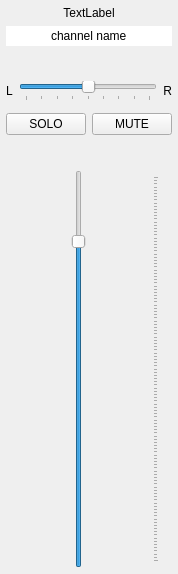
Before: the Qt Designer form src/jamtaba/gui/BaseTrackView.ui in elieserdejesus/JamTaba, drawn with Qt 5.
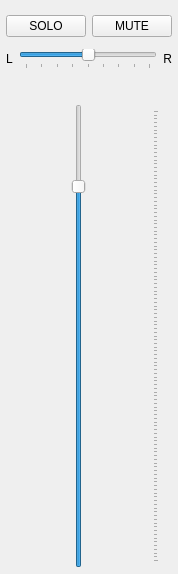
After: the same form once the commit is applied. Custom widgets are drawn as their Qt base class.

Commit message: highlighting hovered channels and subchannels. Added menus to create channels and subchannels

Patch:
```diff
--- a/src/jamtaba/gui/BaseTrackView.ui
+++ b/src/jamtaba/gui/BaseTrackView.ui
@@ -26,66 +26,6 @@
    <property name="bottomMargin">
     <number>6</number>
    </property>
-   <item>
-    <widget class="QWidget" name="namesPanel" native="true">
-     <layout class="QVBoxLayout" name="topLayout">
-      <property name="leftMargin">
-       <number>0</number>
-      </property>
-      <property name="topMargin">
-       <number>0</number>
-      </property>
-      <property name="rightMargin">
-       <number>0</number>
-      </property>
-      <property name="bottomMargin">
-       <number>0</number>
-      </property>
-      <item>
-       <widget class="QLabel" name="trackName">
-        <property name="text">
-         <string>TextLabel</string>
-        </property>
-        <property name="alignment">
-         <set>Qt::AlignCenter</set>
-        </property>
-       </widget>
-      </item>
-      <item>
-       <widget class="QLineEdit" name="channelName">
-        <property name="text">
-         <string>channel name</string>
-        </property>
-        <property name="frame">
-         <bool>false</bool>
-        </property>
-        <property name="alignment">
-         <set>Qt::AlignCenter</set>
-        </property>
-        <property name="clearButtonEnabled">
-         <bool>false</bool>
-        </property>
-       </widget>
-      </item>
-     </layout>
-    </widget>
-   </item>
-   <item>
-    <spacer name="namesSpacer">
-     <property name="orientation">
-      <enum>Qt::Vertical</enum>
-     </property>
-     <property name="sizeType">
-      <enum>QSizePolicy::Expanding</enum>
-     </property>
-     <property name="sizeHint" stdset="0">
-      <size>
-       <width>20</width>
-       <height>20</height>
-      </size>
-     </property>
-    </spacer>
-   </item>
    <item>
     <widget class="QWidget" name="topPanel" native="true">
      <layout class="QGridLayout" name="topPanelLayout">
@@ -101,69 +41,7 @@
       <property name="verticalSpacing">
        <number>12</number>
       </property>
-      <item row="1" column="0" colspan="3">
-       <widget class="QWidget" name="soloMutePane" native="true">
-        <layout class="QHBoxLayout" name="horizontalLayout_2">
-         <property name="spacing">
-          <number>6</number>
-         </property>
-         <property name="leftMargin">
-          <number>0</number>
-         </property>
-         <property name="topMargin">
-          <number>0</number>
-         </property>
-         <property name="rightMargin">
-          <number>0</number>
-         </property>
-         <property name="bottomMargin">
-          <number>0</number>
-         </property>
-         <item alignment="Qt::AlignLeft">
-          <widget class="QPushButton" name="soloButton">
-           <property name="sizePolicy">
-            <sizepolicy hsizetype="Maximum" vsizetype="Maximum">
-             <horstretch>0</horstretch>
-             <verstretch>0</verstretch>
-            </sizepolicy>
-           </property>
-           <property name="layoutDirection">
-            <enum>Qt::LeftToRight</enum>
-           </property>
-           <property name="text">
-            <string>SOLO</string>
-           </property>
-           <property name="checkable">
-            <bool>true</bool>
-           </property>
-          </widget>
-         </item>
-         <item alignment="Qt::AlignRight">
-          <widget class="QPushButton" name="muteButton">
-           <property name="enabled">
-            <bool>true</bool>
-           </property>
-           <property name="sizePolicy">
-            <sizepolicy hsizetype="Maximum" vsizetype="Maximum">
-             <horstretch>0</horstretch>
-             <verstretch>0</verstretch>
-            </sizepolicy>
-           </property>
-           <property name="layoutDirection">
-            <enum>Qt::LeftToRight</enum>
-           </property>
-           <property name="text">
-            <string>MUTE</string>
-           </property>
-           <property name="checkable">
-            <bool>true</bool>
-           </property>
-          </widget>
-         </item>
-        </layout>
-       </widget>
-      </item>
-      <item row="0" column="2">
+      <item row="1" column="2">
        <widget class="QLabel" name="labelPanR">
         <property name="sizePolicy">
          <sizepolicy hsizetype="Fixed" vsizetype="Preferred">
@@ -179,7 +57,7 @@
         </property>
        </widget>
       </item>
-      <item row="0" column="0">
+      <item row="1" column="0">
        <widget class="QLabel" name="labelPanL">
         <property name="sizePolicy">
          <sizepolicy hsizetype="Fixed" vsizetype="Preferred">
@@ -195,7 +73,7 @@
         </property>
        </widget>
       </item>
-      <item row="0" column="1">
+      <item row="1" column="1">
        <widget class="QSlider" name="panSlider">
         <property name="sizePolicy">
          <sizepolicy hsizetype="Expanding" vsizetype="Fixed">
@@ -235,6 +113,68 @@
         </property>
        </widget>
       </item>
+      <item row="0" column="0" colspan="3">
+       <widget class="QWidget" name="soloMutePane" native="true">
+        <layout class="QHBoxLayout" name="horizontalLayout_2">
+         <property name="spacing">
+          <number>6</number>
+         </property>
+         <property name="leftMargin">
+          <number>0</number>
+         </property>
+         <property name="topMargin">
+          <number>0</number>
+         </property>
+         <property name="rightMargin">
+          <number>0</number>
+         </property>
+         <property name="bottomMargin">
+          <number>0</number>
+         </property>
+         <item alignment="Qt::AlignLeft">
+          <widget class="QPushButton" name="soloButton">
+           <property name="sizePolicy">
+            <sizepolicy hsizetype="Maximum" vsizetype="Maximum">
+             <horstretch>0</horstretch>
+             <verstretch>0</verstretch>
+            </sizepolicy>
+           </property>
+           <property name="layoutDirection">
+            <enum>Qt::LeftToRight</enum>
+           </property>
+           <property name="text">
+            <string>SOLO</string>
+           </property>
+           <property name="checkable">
+            <bool>true</bool>
+           </property>
+          </widget>
+         </item>
+         <item alignment="Qt::AlignRight">
+          <widget class="QPushButton" name="muteButton">
+           <property name="enabled">
+            <bool>true</bool>
+           </property>
+           <property name="sizePolicy">
+            <sizepolicy hsizetype="Maximum" vsizetype="Maximum">
+             <horstretch>0</horstretch>
+             <verstretch>0</verstretch>
+            </sizepolicy>
+           </property>
+           <property name="layoutDirection">
+            <enum>Qt::LeftToRight</enum>
+           </property>
+           <property name="text">
+            <string>MUTE</string>
+           </property>
+           <property name="checkable">
+            <bool>true</bool>
+           </property>
+          </widget>
+         </item>
+        </layout>
+       </widget>
+      </item>
      </layout>
     </widget>
    </item>
```
The commit also changes 25 other files.
